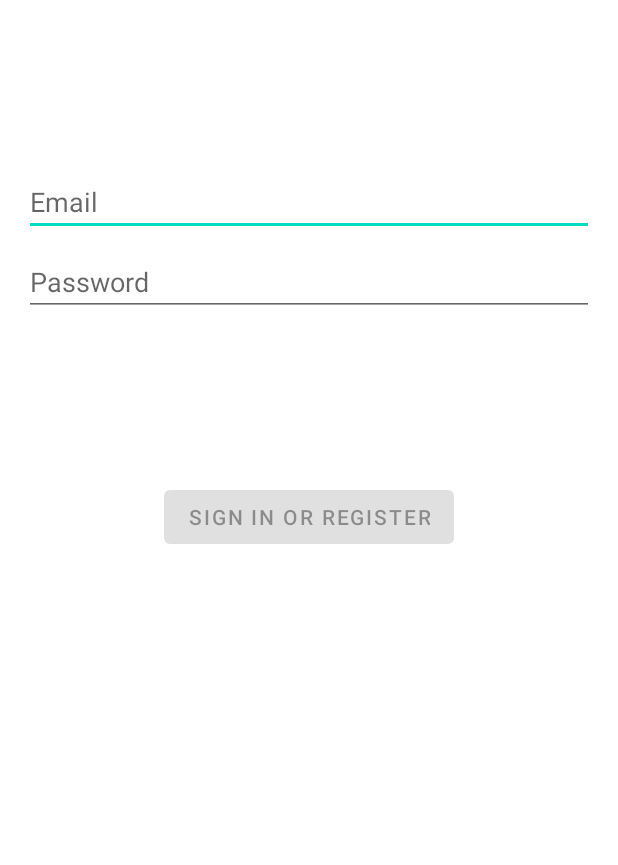
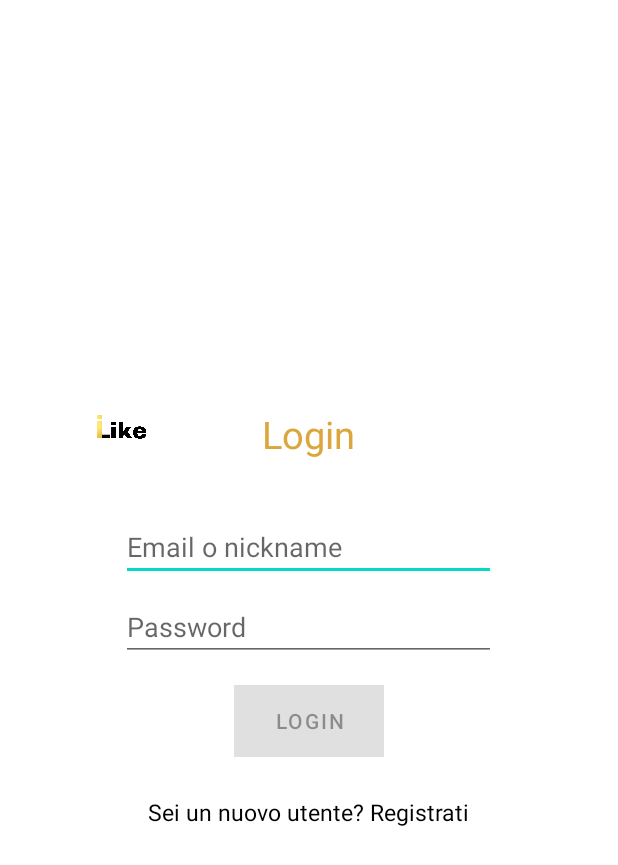
Before and after one commit to francesco-giorgione/iLike_Classe03, an Android app: the layout activity_login.xml on its own in the app's theme, with its tools: preview values and no code run, on a phone screen of 412 x 824 dp. Shown: the top 865 px of the screen. Run offline under Robolectric (Android 15) with nearby library versions, the phone set to English and light mode, and no system bars.

Commit message:
[IS] Aggiunta interfaccia grafica login e interfaccia grafica registrazione iscritto

```diff
--- a/app/src/main/res/layout-w1240dp/activity_login.xml
+++ /dev/null
@@ -1,69 +0,0 @@
-<?xml version="1.0" encoding="utf-8"?>
-<androidx.constraintlayout.widget.ConstraintLayout xmlns:android="http://schemas.android.com/apk/res/android"
-    xmlns:app="http://schemas.android.com/apk/res-auto"
-    xmlns:tools="http://schemas.android.com/tools"
-    android:id="@+id/container"
-    android:layout_width="match_parent"
-    android:layout_height="match_parent"
-    android:paddingLeft="@dimen/activity_horizontal_margin"
-    android:paddingTop="@dimen/activity_vertical_margin"
-    android:paddingRight="@dimen/activity_horizontal_margin"
-    android:paddingBottom="@dimen/activity_vertical_margin"
-    tools:context=".account.presentation.LoginActivity">
-
-    <EditText
-        android:id="@+id/username"
-        android:layout_width="0dp"
-        android:layout_height="wrap_content"
-        android:layout_marginTop="96dp"
-        android:hint="@string/prompt_email"
-        android:inputType="textEmailAddress"
-        android:selectAllOnFocus="true"
-        app:layout_constraintEnd_toEndOf="parent"
-        app:layout_constraintStart_toStartOf="parent"
-        app:layout_constraintTop_toTopOf="parent" />
-
-    <EditText
-        android:id="@+id/password"
-        android:layout_width="0dp"
-        android:layout_height="wrap_content"
-        android:layout_marginTop="8dp"
-        android:hint="@string/prompt_password"
-        android:imeActionLabel="@string/action_sign_in_short"
-        android:imeOptions="actionDone"
-        android:inputType="textPassword"
-        android:selectAllOnFocus="true"
-        app:layout_constraintEnd_toEndOf="parent"
-        app:layout_constraintStart_toStartOf="parent"
-        app:layout_constraintTop_toBottomOf="@+id/username" />
-
-    <Button
-        android:id="@+id/login"
-        android:layout_width="wrap_content"
-        android:layout_height="wrap_content"
-        android:layout_gravity="start"
-        android:layout_marginTop="16dp"
-        android:layout_marginBottom="64dp"
-        android:enabled="false"
-        android:text="@string/action_sign_in"
-        app:layout_constraintBottom_toBottomOf="parent"
-        app:layout_constraintEnd_toEndOf="parent"
-        app:layout_constraintStart_toStartOf="parent"
-        app:layout_constraintTop_toBottomOf="@+id/password"
-        app:layout_constraintVertical_bias="0.2" />
-
-    <ProgressBar
-        android:id="@+id/loading"
-        android:layout_width="wrap_content"
-        android:layout_height="wrap_content"
-        android:layout_gravity="center"
-        android:layout_marginTop="64dp"
-        android:layout_marginBottom="64dp"
-        android:visibility="gone"
-        app:layout_constraintBottom_toBottomOf="parent"
-        app:layout_constraintEnd_toEndOf="@+id/password"
-        app:layout_constraintStart_toStartOf="@+id/password"
-        app:layout_constraintTop_toTopOf="parent"
-        app:layout_constraintVertical_bias="0.3" />
-
-</androidx.constraintlayout.widget.ConstraintLayout>
--- a/app/src/main/res/layout-w936dp/activity_login.xml
+++ /dev/null
@@ -1,76 +0,0 @@
-<?xml version="1.0" encoding="utf-8"?>
-<androidx.constraintlayout.widget.ConstraintLayout xmlns:android="http://schemas.android.com/apk/res/android"
-    xmlns:app="http://schemas.android.com/apk/res-auto"
-    xmlns:tools="http://schemas.android.com/tools"
-    android:id="@+id/container"
-    android:layout_width="match_parent"
-    android:layout_height="match_parent"
-    android:paddingLeft="@dimen/activity_horizontal_margin"
-    android:paddingTop="@dimen/activity_vertical_margin"
-    android:paddingRight="@dimen/activity_horizontal_margin"
-    android:paddingBottom="@dimen/activity_vertical_margin"
-    tools:context=".account.presentation.LoginActivity">
-
-    <androidx.constraintlayout.widget.ConstraintLayout
-        android:layout_width="840dp"
-        android:layout_height="match_parent"
-        app:layout_constraintEnd_toEndOf="parent"
-        app:layout_constraintStart_toStartOf="parent">
-
-        <EditText
-            android:id="@+id/username"
-            android:layout_width="0dp"
-            android:layout_height="wrap_content"
-            android:layout_marginTop="96dp"
-            android:hint="@string/prompt_email"
-            android:inputType="textEmailAddress"
-            android:selectAllOnFocus="true"
-            app:layout_constraintEnd_toEndOf="parent"
-            app:layout_constraintStart_toStartOf="parent"
-            app:layout_constraintTop_toTopOf="parent" />
-
-        <EditText
-            android:id="@+id/password"
-            android:layout_width="0dp"
-            android:layout_height="wrap_content"
-            android:layout_marginTop="8dp"
-            android:hint="@string/prompt_password"
-            android:imeActionLabel="@string/action_sign_in_short"
-            android:imeOptions="actionDone"
-            android:inputType="textPassword"
-            android:selectAllOnFocus="true"
-            app:layout_constraintEnd_toEndOf="parent"
-            app:layout_constraintStart_toStartOf="parent"
-            app:layout_constraintTop_toBottomOf="@+id/username" />
-
-        <Button
-            android:id="@+id/login"
-            android:layout_width="wrap_content"
-            android:layout_height="wrap_content"
-            android:layout_gravity="start"
-            android:layout_marginTop="16dp"
-            android:layout_marginBottom="64dp"
-            android:enabled="false"
-            android:text="@string/action_sign_in"
-            app:layout_constraintBottom_toBottomOf="parent"
-            app:layout_constraintEnd_toEndOf="parent"
-            app:layout_constraintStart_toStartOf="parent"
-            app:layout_constraintTop_toBottomOf="@+id/password"
-            app:layout_constraintVertical_bias="0.2" />
-
-        <ProgressBar
-            android:id="@+id/loading"
-            android:layout_width="wrap_content"
-            android:layout_height="wrap_content"
-            android:layout_gravity="center"
-            android:layout_marginTop="64dp"
-            android:layout_marginBottom="64dp"
-            android:visibility="gone"
-            app:layout_constraintBottom_toBottomOf="parent"
-            app:layout_constraintEnd_toEndOf="@+id/password"
-            app:layout_constraintStart_toStartOf="@+id/password"
-            app:layout_constraintTop_toTopOf="parent"
-            app:layout_constraintVertical_bias="0.3" />
-
-    </androidx.constraintlayout.widget.ConstraintLayout>
-</androidx.constraintlayout.widget.ConstraintLayout>
--- a/app/src/main/res/layout/activity_login.xml
+++ b/app/src/main/res/layout/activity_login.xml
@@ -1,23 +1,39 @@
 <?xml version="1.0" encoding="utf-8"?>
-<androidx.constraintlayout.widget.ConstraintLayout xmlns:android="http://schemas.android.com/apk/res/android"
+<RelativeLayout xmlns:android="http://schemas.android.com/apk/res/android"
     xmlns:app="http://schemas.android.com/apk/res-auto"
     xmlns:tools="http://schemas.android.com/tools"
     android:id="@+id/container"
     android:layout_width="match_parent"
     android:layout_height="match_parent"
-    android:paddingLeft="@dimen/activity_horizontal_margin"
-    android:paddingTop="@dimen/activity_vertical_margin"
-    android:paddingRight="@dimen/activity_horizontal_margin"
-    android:paddingBottom="@dimen/activity_vertical_margin"
     tools:context=".account.presentation.LoginActivity">
+
+    <RelativeLayout
+        android:layout_width="300dp"
+        android:layout_height="300dp"
+        android:layout_centerInParent="true">
+
+        <ImageView
+            android:id="@+id/logo"
+            android:layout_width="50dip"
+            android:layout_height="50dip"
+            app:srcCompat="@drawable/logo" />
+
+        <TextView
+            android:layout_width="wrap_content"
+            android:layout_height="wrap_content"
+            android:text="Login"
+            android:textColor="#DBA73D"
+            android:layout_centerHorizontal="true"
+            android:layout_marginTop="10dp"
+            android:textSize="25dp"/>
 
         <EditText
             android:id="@+id/username"
-        android:layout_width="0dp"
+            android:layout_width="250dp"
             android:layout_height="wrap_content"
-        android:layout_marginTop="96dp"
-        android:hint="@string/prompt_email"
-        android:inputType="textEmailAddress"
+            android:layout_marginTop="80dp"
+            android:hint="Email o nickname"
+            android:layout_centerHorizontal="true"
             android:selectAllOnFocus="true"
             app:layout_constraintEnd_toEndOf="parent"
             app:layout_constraintStart_toStartOf="parent"
@@ -25,10 +41,12 @@
 
         <EditText
             android:id="@+id/password"
-        android:layout_width="0dp"
+            android:layout_width="250dp"
             android:layout_height="wrap_content"
             android:layout_marginTop="8dp"
             android:hint="@string/prompt_password"
+            android:layout_below="@+id/username"
+            android:layout_centerHorizontal="true"
             android:imeActionLabel="@string/action_sign_in_short"
             android:imeOptions="actionDone"
             android:inputType="textPassword"
@@ -39,31 +57,34 @@
 
         <Button
             android:id="@+id/login"
-        android:layout_width="wrap_content"
+            android:layout_width="100dp"
             android:layout_height="wrap_content"
-        android:layout_gravity="start"
+            android:layout_below="@+id/password"
+            android:layout_centerHorizontal="true"
             android:layout_marginTop="16dp"
-        android:layout_marginBottom="64dp"
+            android:layout_marginBottom="50dp"
             android:enabled="false"
-        android:text="@string/action_sign_in"
+            android:text="Login"
+            android:background="#dba73d"
             app:layout_constraintBottom_toBottomOf="parent"
             app:layout_constraintEnd_toEndOf="parent"
             app:layout_constraintStart_toStartOf="parent"
             app:layout_constraintTop_toBottomOf="@+id/password"
             app:layout_constraintVertical_bias="0.2" />
 
-    <ProgressBar
-        android:id="@+id/loading"
-        android:layout_width="wrap_content"
+        <TextView
+            android:id="@+id/TextRegistrazione"
+            android:layout_width="250dp"
             android:layout_height="wrap_content"
-        android:layout_gravity="center"
-        android:layout_marginTop="64dp"
-        android:layout_marginBottom="64dp"
-        android:visibility="gone"
-        app:layout_constraintBottom_toBottomOf="parent"
-        app:layout_constraintEnd_toEndOf="@+id/password"
-        app:layout_constraintStart_toStartOf="@+id/password"
-        app:layout_constraintTop_toTopOf="parent"
-        app:layout_constraintVertical_bias="0.3" />
+            android:layout_alignParentBottom="true"
+            android:layout_centerHorizontal="true"
+            android:layout_marginBottom="10dp"
+            android:textAlignment="center"
+            android:text="Sei un nuovo utente? Registrati"
+            android:textColor="#000000"
+            android:textIsSelectable="true"
+            android:textSize="15dp" />
 
-</androidx.constraintlayout.widget.ConstraintLayout>
+    </RelativeLayout>
+
+</RelativeLayout>
```
Also changed, not shown: app/src/main/res/layout-w1240dp/activity_login2.xml (deleted, +0 -69 lines), app/src/main/res/layout-w936dp/activity_login2.xml (deleted, +0 -76 lines), app/src/main/res/layout/activity_login2.xml (deleted, +0 -69 lines). Lines whose indentation alone changed are shown as unchanged.
